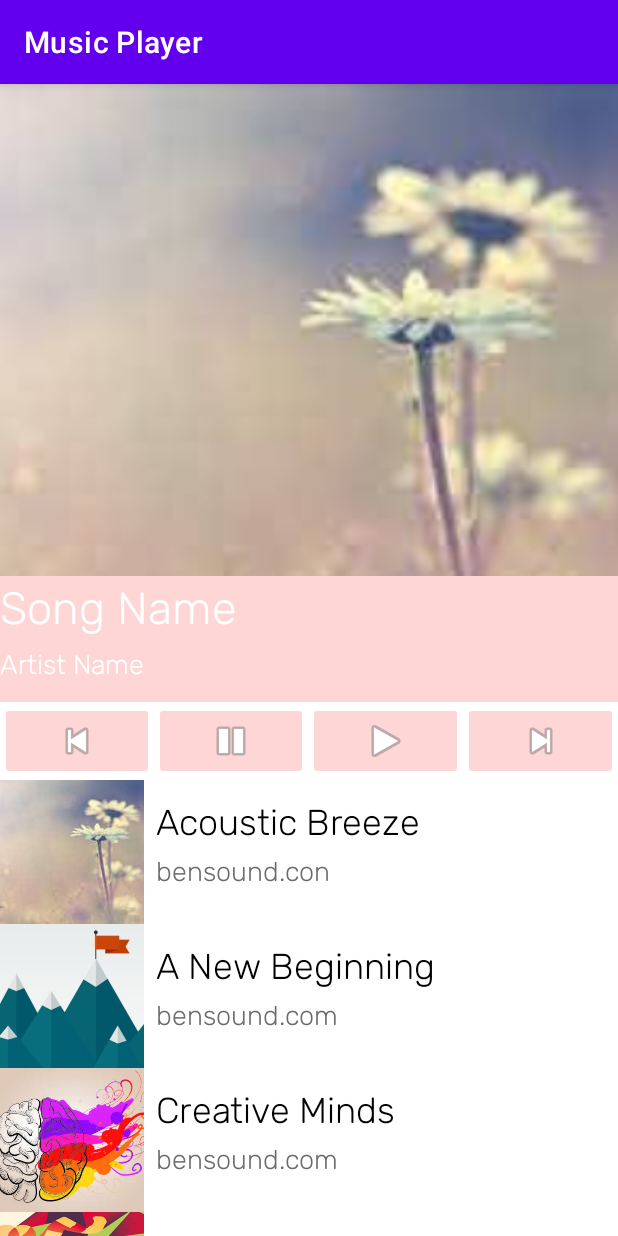
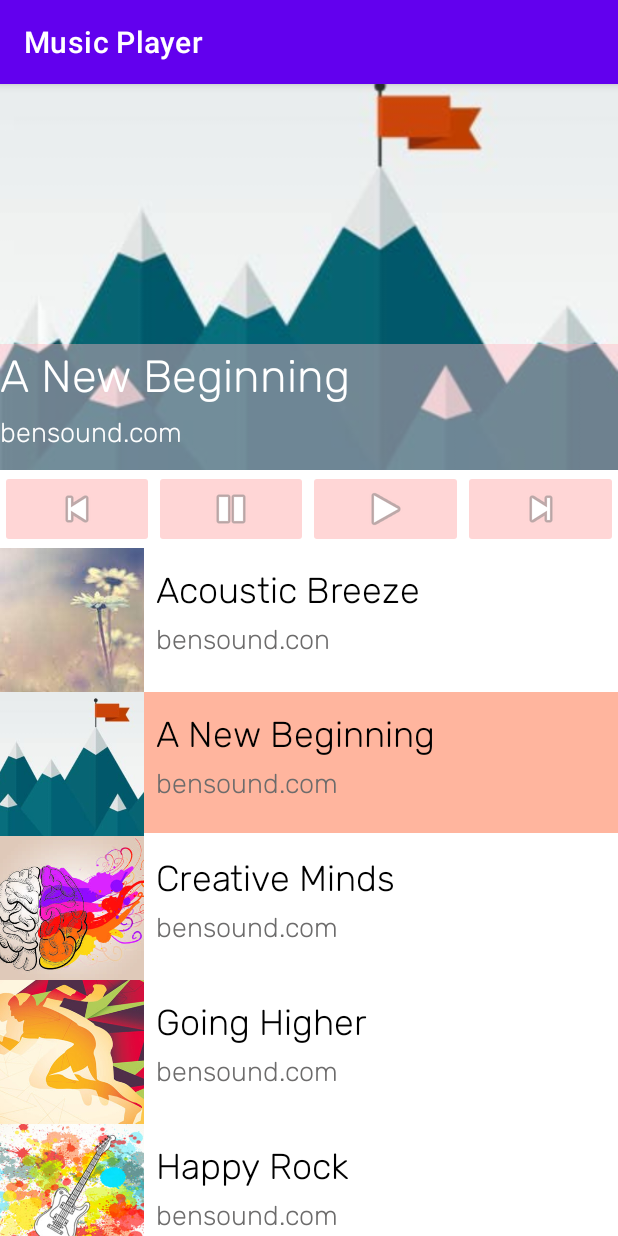
Before and after one commit to Markus-Tai/Music-Playing-App, an Android app: the screen it shows after launch (MainActivity), after a tap on an icon or button, on a phone screen of 412 x 824 dp. Run offline under Robolectric (Android 15) with nearby library versions, the phone set to English and light mode, and no system bars.

Commit message:
Finished coding the rest of the app and the final touches to the design.

```diff
--- a/app/src/main/java/com/example/musicplayer/MainActivity.java
+++ b/app/src/main/java/com/example/musicplayer/MainActivity.java
@@ -1,5 +1,6 @@
 package com.example.musicplayer;
 
+import android.media.MediaPlayer;
 import android.os.Bundle;
 import android.view.View;
 import android.widget.ImageButton;
@@ -13,7 +14,14 @@ import androidx.recyclerview.widget.RecyclerView;
 import java.util.ArrayList;
 
 
+
+
 public class MainActivity extends AppCompatActivity {
+
+    //Tells Main Activity that user has selected song at position
+    void onUserSelectedSongAtPosition(int position) {
+        switchSong(currentSongIndex, position);
+    }
 
     @Override
     protected void onCreate(Bundle savedInstanceState) {
@@ -110,10 +118,18 @@ public class MainActivity extends AppCompatActivity {
         songsRecyclerView.setLayoutManager(layoutManager);
 
         //Connect the adapter to the recyclerView
-        songAdapter = new SongAdapter(this, playlist.songs);
+        songAdapter = new SongAdapter(this, playlist.songs, this);
         songsRecyclerView.setAdapter(songAdapter);
 
     }
+
+    void displayCurrentSong() {
+        Song currentSong = playlist.songs.get(currentSongIndex);
+        imageView.setImageResource(currentSong.imageResource);
+        songNameTextView.setText(currentSong.songName);
+        artistNameTextView.setText(currentSong.artistName);
+    }
+
 
     void setupButtonHandlers() {
         previousButton.setOnClickListener(new View.OnClickListener() {
@@ -121,6 +137,9 @@ public class MainActivity extends AppCompatActivity {
             public void onClick(View v) {
                 //This will be called when the previous button is tapped
                 System.out.println("Previous button tapped.");
+                if (currentSongIndex -1 >= 0) {
+                    switchSong(currentSongIndex, currentSongIndex - 1);
+                }
             }
         });
 
@@ -128,28 +147,106 @@ public class MainActivity extends AppCompatActivity {
             @Override
             public void onClick(View v) {
                 System.out.println("Next button tapped.");
+                if (currentSongIndex + 1 < playlist.songs.size()) {
+                    switchSong(currentSongIndex, currentSongIndex + 1);
+                }
             }
+
         });
 
         pauseButton.setOnClickListener(new View.OnClickListener() {
             @Override
             public void onClick(View v) {
                 System.out.println("Pause button tapped.");
+                pauseCurrentSong();
             }
         });
-        playButton = findViewById(R.id.play);
         playButton.setOnClickListener(new View.OnClickListener() {
             @Override
             public void onClick(View v) {
                 System.out.println("Play button tapped");
+                playCurrentSong();
             }
         });
     }
+
+    void switchSong(int fromIndex, int toIndex) {
+        // Tell song adapter to refresh currently selected song
+        songAdapter.notifyItemChanged(currentSongIndex);
+        //update current song index
+        currentSongIndex = toIndex;
+
+        //Display song
+        displayCurrentSong();
+
+        // Tell song adapter to refresh the newly selected song
+        songAdapter.notifyItemChanged(currentSongIndex);
+
+        //Scroll to make current song visible in recyclerview
+        songsRecyclerView.scrollToPosition(currentSongIndex);
+
+        // Check if a current song is playing
+        if (mediaPlayer != null && mediaPlayer.isPlaying()) {
+            // A song is playing, pause the current song
+            pauseCurrentSong();
+
+            // Invalidate the media player
+            mediaPlayer = null;
+
+            // Play the new current song
+            playCurrentSong();
+
+
+        }
+        else {
+            // A song is not currently playing, invalidate the media player
+            mediaPlayer = null;
+
+        }
+
+        // Invalidate the media player
+        mediaPlayer = null;
+    }
+
+    void pauseCurrentSong() {
+        System.out.println("Pausing song at index " + currentSongIndex);
+        // Check if media player already exists
+        if (mediaPlayer != null) {
+            // Media player exists, go ahead and pause it
+            mediaPlayer.pause();
+
+        }
+    }
+
+    void playCurrentSong() {
+        System.out.println("Playing song at index " + currentSongIndex);
+        // Check if mediaPlayer already exists
+        if (mediaPlayer == null) {
+            // mediaPlayer has not been created
+
+            // Get the song object corresponding to the current song
+            Song currentSong = playlist.songs.get(currentSongIndex);
+
+            // Create a media player for the MP3 resource of the current song
+            mediaPlayer = MediaPlayer.create(MainActivity.this, currentSong.mp3Resource );
+
+        }
+        // Play the song
+        mediaPlayer.start();
+    }
+
+
+
     //Properties
     Playlist playlist = new Playlist();
+    Integer currentSongIndex = 0;
 
     //Adapter for recycler view
     SongAdapter songAdapter;
+
+    // Media player to play MP#
+    MediaPlayer mediaPlayer = null;
+
 
     // XML Views
     RecyclerView songsRecyclerView;
--- a/app/src/main/java/com/example/musicplayer/SongAdapter.java
+++ b/app/src/main/java/com/example/musicplayer/SongAdapter.java
@@ -14,11 +14,12 @@ import java.util.ArrayList;
 public class SongAdapter extends RecyclerView.Adapter<SongViewHolder> {
 
     //Constructor
-    SongAdapter(@NonNull Context context, @NonNull ArrayList<Song> songs) {
+    SongAdapter(@NonNull Context context, @NonNull ArrayList<Song> songs, @NonNull MainActivity mainActivity) {
         this.context = context;
         this.songs = songs;
+        this.mainActivity = mainActivity;
 
-    }
+}
 
     // Overridden methods
     @NonNull
@@ -39,6 +40,27 @@ public class SongAdapter extends RecyclerView.Adapter<SongViewHolder> {
         holder.imageView.setImageResource(song.imageResource);
         holder.songNameTextView.setText(song.songName);
         holder.artistNameTextView.setText(song.artistName);
+
+        // Set the selected background to be visible/invisible
+        if(position == mainActivity.currentSongIndex) {
+            // Current song index is at this position
+            holder.selectedBackgroundView.setVisibility(View.VISIBLE);
+        }
+        else {
+            // Current song index is not at this position
+            holder.selectedBackgroundView.setVisibility(View.INVISIBLE);
+        }
+
+        // Add button tap handler for this song item
+        holder.itemView.setOnClickListener(new View.OnClickListener() {
+            @Override
+            public void onClick(View v) {
+                // User tapped on this item
+                System.out.println("User tapped on song at index " + position);
+                mainActivity.onUserSelectedSongAtPosition(position);
+            }
+        });
+
 ;
 
     }
@@ -52,4 +74,5 @@ public class SongAdapter extends RecyclerView.Adapter<SongViewHolder> {
     // Properties
     Context context;
     ArrayList<Song> songs;
+    MainActivity mainActivity;
 }
--- a/app/src/main/java/com/example/musicplayer/SongViewHolder.java
+++ b/app/src/main/java/com/example/musicplayer/SongViewHolder.java
@@ -13,9 +13,10 @@ public class SongViewHolder extends RecyclerView.ViewHolder{
     public SongViewHolder(@NonNull View itemView) {
         super(itemView);
         this.itemView = itemView;
-        this.imageView = itemView.findViewById(R.id.image_view);
-        this.songNameTextView = itemView.findViewById(R.id.song_name_textview);
-        this.artistNameTextView = itemView.findViewById(R.id.artist_name_textview);
+        imageView = itemView.findViewById(R.id.image_view);
+        songNameTextView = itemView.findViewById(R.id.song_name_textview);
+        artistNameTextView = itemView.findViewById(R.id.artist_name_textview);
+        selectedBackgroundView = itemView.findViewById(R.id.selected_background_view);
     }
 
     //Properties
@@ -23,4 +24,5 @@ public class SongViewHolder extends RecyclerView.ViewHolder{
     ImageView imageView;
     TextView songNameTextView;
     TextView artistNameTextView;
+    View selectedBackgroundView;
 }
--- a/app/src/main/res/layout/activity_main.xml
+++ b/app/src/main/res/layout/activity_main.xml
@@ -13,7 +13,7 @@
         android:layout_width="0dp"
         android:layout_height="0dp"
         android:scaleType="centerCrop"
-        app:layout_constraintDimensionRatio="1:1"
+        app:layout_constraintDimensionRatio="16:10"
         app:layout_constraintLeft_toLeftOf="parent"
         app:layout_constraintRight_toRightOf="parent"
         app:layout_constraintTop_toTopOf="parent"
@@ -22,25 +22,24 @@
     <FrameLayout
         android:layout_width="0dp"
         android:layout_height="0dp"
+        android:background="#6DFFB6C1"
+        app:layout_constraintBottom_toBottomOf="@id/cover_image"
         app:layout_constraintLeft_toLeftOf="parent"
         app:layout_constraintRight_toRightOf="parent"
-        app:layout_constraintBottom_toBottomOf="@id/cover_image"
-        app:layout_constraintTop_toTopOf="@id/songname_container"
-        android:background="#FFD6D6"
-        >
+        app:layout_constraintTop_toTopOf="@id/songname_container">
 
     </FrameLayout>
 
     <LinearLayout
         android:id="@+id/songname_container"
-        android:layout_width="match_parent"
+        android:layout_width="0dp"
         android:layout_height="wrap_content"
         android:layout_marginBottom="10dp"
-        android:backgroundTint="#F79B9B"
+        android:backgroundTint="#7CFFB6C1"
         android:orientation="vertical"
         app:layout_constraintBottom_toBottomOf="@id/cover_image"
-        app:layout_constraintLeft_toLeftOf="parent"
-        app:layout_constraintRight_toRightOf="parent">
+        app:layout_constraintEnd_toEndOf="@id/cover_image"
+        app:layout_constraintStart_toStartOf="@id/cover_image">
 
         <TextView
             android:id="@+id/song_name_textview"
@@ -67,8 +66,6 @@
         android:layout_width="match_parent"
         android:layout_height="wrap_content"
         app:layout_constraintEnd_toEndOf="parent"
-        app:layout_constraintLeft_toLeftOf="parent"
-        app:layout_constraintRight_toRightOf="parent"
         app:layout_constraintStart_toStartOf="parent"
         app:layout_constraintTop_toBottomOf="@id/cover_image">
 
--- a/app/src/main/res/layout/item_song.xml
+++ b/app/src/main/res/layout/item_song.xml
@@ -4,6 +4,17 @@
     android:layout_width="match_parent"
     android:layout_height="wrap_content"
     xmlns:app="http://schemas.android.com/apk/res-auto">
+
+    <View
+        android:id="@+id/selected_background_view"
+        android:layout_width="0dp"
+        android:layout_height="0dp"
+        android:layout_marginBottom="2dp"
+        android:background="@color/background_selected_color"
+        app:layout_constraintTop_toTopOf="parent"
+        app:layout_constraintBottom_toBottomOf="parent"
+        app:layout_constraintStart_toStartOf="parent"
+        app:layout_constraintEnd_toEndOf="parent" />
 
     <ImageView
         android:id="@+id/image_view"
--- a/app/src/main/res/values/colors.xml
+++ b/app/src/main/res/values/colors.xml
@@ -8,4 +8,5 @@
     <color name="black">#FF000000</color>
     <color name="white">#FFFFFFFF</color>
     <color name="trasparentblack">#88000000</color>
+    <color name="background_selected_color">#70FF5722</color>
 </resources>
```
